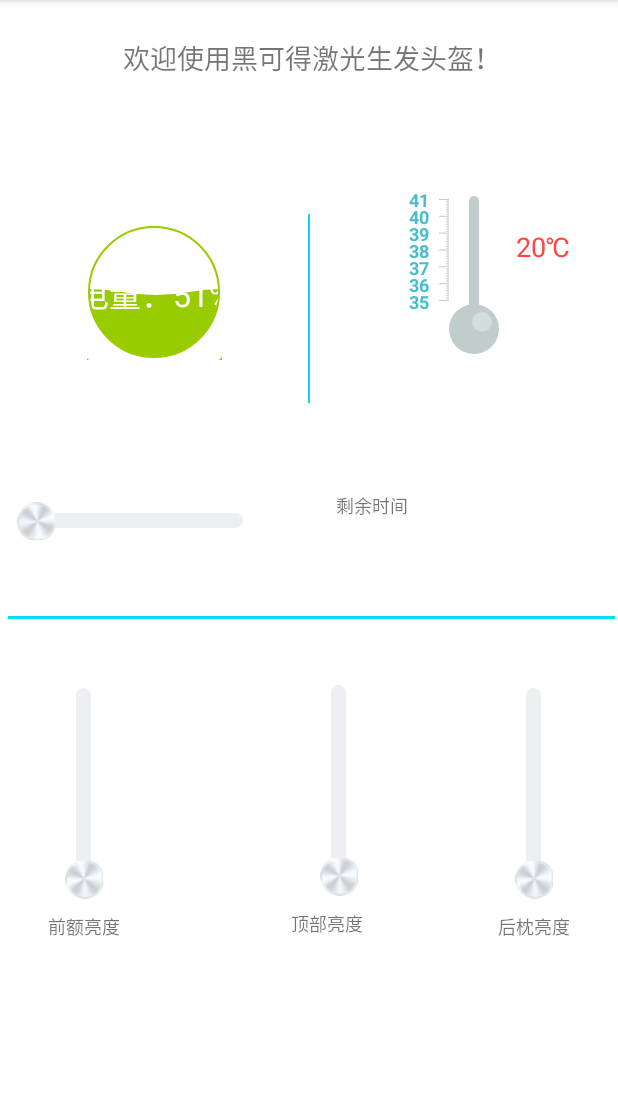
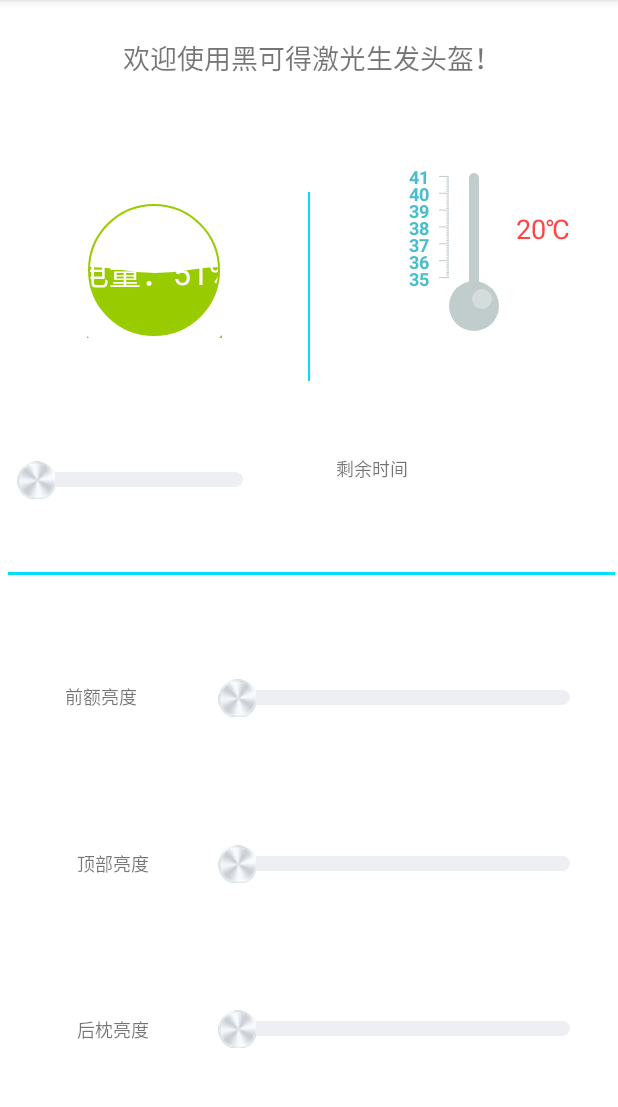
Before and after one commit to 3100702135/headcare, an Android app: the screen it shows after launch (MainActivity), on a phone screen of 412 x 824 dp, the part 84-1191 px from its top. Run offline under Robolectric (Android 15) with nearby library versions, the phone set to English and light mode, and no system bars.

Commit message:
亮度控制条横置
亮度控制条横置

```diff
--- a/app/src/main/java/com/example/administrator/headcare/MainActivity.java
+++ b/app/src/main/java/com/example/administrator/headcare/MainActivity.java
@@ -60,11 +60,17 @@ import java.util.Timer;
 import java.util.TimerTask;
 import java.util.UUID;
 
+import static com.example.administrator.headcare.util.BluetoothErrorCode.CONNET_DOING;
+import static com.example.administrator.headcare.util.BluetoothErrorCode.CONNET_FAILED;
+
 public class MainActivity extends AppCompatActivity
         implements NavigationView.OnNavigationItemSelectedListener {
+    private static  int blueFlushtFlag = 0;//蓝牙连接标志
+    private static  boolean findFlag = false;//发现蓝牙标志
+
     private String powerValue;//电量值
     private String temp;//温度值
-    private String timeMin;//剩余照射时间分钟
+    private String timeMin="";//剩余照射时间分钟
     private String timeSec;//剩余照射时间秒
     private String FLight;//设置的前照射亮度
     private String MLight;//设置的中射亮度
@@ -90,9 +96,9 @@ public class MainActivity extends AppCompatActivity
     private MyTempView mTempView;//动态温度计
     private Themometer mTView;//动态温度计
 
-    public  VerticalSeekBar verticalSeekbarF;//前额亮度控件
-    public  VerticalSeekBar verticalSeekbarM;//头顶亮度控件
-    public  VerticalSeekBar verticalSeekbarB;//后额亮度控件
+    public  SeekBar seekBarF;//前额亮度控件
+    public  SeekBar seekBarM;//头顶亮度控件
+    public  SeekBar seekBarB;//后额亮度控件
     private boolean run=false; //是否启动了
     private Context context;
 
@@ -129,9 +135,9 @@ public class MainActivity extends AppCompatActivity
         description = (TextView) findViewById(R.id.description);
         waveViewCircle = (LD_WaveView) findViewById(R.id.waveViewCircle);//电量显示控件
         textViewTime = findViewById(R.id.textViewTime);
-        verticalSeekbarF = (VerticalSeekBar) findViewById(R.id.verticalSeekbarF);//拿到前额控件实例
-        verticalSeekbarF.setMax(100);//为控件设置大小
-        verticalSeekbarF.setOnSeekBarChangeListener(new SeekBar.OnSeekBarChangeListener() {
+        seekBarF = (SeekBar) findViewById(R.id.seekBarF);//拿到前额控件实例
+        seekBarF.setMax(100);//为控件设置大小
+        seekBarF.setOnSeekBarChangeListener(new SeekBar.OnSeekBarChangeListener() {
             @Override
             public void onStopTrackingTouch(SeekBar seekBar) {
                 description.setText("亮度生效");
@@ -146,7 +152,7 @@ public class MainActivity extends AppCompatActivity
             public void onProgressChanged(SeekBar seekBar, int progress, boolean fromUser) {
                 if(progress==100)
                 {
-                    verticalSeekbarF.setProgress(99);
+                    seekBarF.setProgress(99);
                     progress=99;
                 }
                 description.setText("前额亮度：" + progress + "%");
@@ -155,9 +161,9 @@ public class MainActivity extends AppCompatActivity
             }
         });
 
-        verticalSeekbarM = (VerticalSeekBar) findViewById(R.id.verticalSeekbarT);//拿到前额控件实例
-        verticalSeekbarM.setMax(100);//为控件设置大小
-        verticalSeekbarM.setOnSeekBarChangeListener(new SeekBar.OnSeekBarChangeListener() {
+        seekBarM = (SeekBar) findViewById(R.id.seekBarM);//拿到前额控件实例
+        seekBarM.setMax(100);//为控件设置大小
+        seekBarM.setOnSeekBarChangeListener(new SeekBar.OnSeekBarChangeListener() {
             @Override
             public void onStopTrackingTouch(SeekBar seekBar) {
                 description.setText("亮度生效");
@@ -172,7 +178,7 @@ public class MainActivity extends AppCompatActivity
             public void onProgressChanged(SeekBar seekBar, int progress, boolean fromUser) {
                 if(progress==100)
                 {
-                    verticalSeekbarM.setProgress(99);
+                    seekBarM.setProgress(99);
                     progress=99;
                 }
                 description.setText("头顶亮度：" + progress + "%");
@@ -181,9 +187,9 @@ public class MainActivity extends AppCompatActivity
             }
         });
 
-        verticalSeekbarB = (VerticalSeekBar) findViewById(R.id.verticalSeekbarB);//拿到前额控件实例
-        verticalSeekbarB.setMax(100);//为控件设置大小
-        verticalSeekbarB.setOnSeekBarChangeListener(new SeekBar.OnSeekBarChangeListener() {
+        seekBarB = (SeekBar) findViewById(R.id.seekBarB);//拿到前额控件实例
+        seekBarB.setMax(100);//为控件设置大小
+        seekBarB.setOnSeekBarChangeListener(new SeekBar.OnSeekBarChangeListener() {
             @Override
             public void onStopTrackingTouch(SeekBar seekBar) {
                 description.setText("亮度生效");
@@ -198,7 +204,7 @@ public class MainActivity extends AppCompatActivity
             public void onProgressChanged(SeekBar seekBar, int progress, boolean fromUser) {
                 if(progress==100)
                 {
-                    verticalSeekbarB.setProgress(99);
+                    seekBarB.setProgress(99);
                     progress=99;
                 }
                 description.setText("后枕亮度：" + progress + "%");
@@ -224,13 +230,12 @@ public class MainActivity extends AppCompatActivity
 
             @Override
             public void onProgressChanged(SeekBar seekBar, int progress, boolean fromUser) {
-                if(progress==Integer.parseInt(timeMin))
+                if(timeMin!="" && progress==Integer.parseInt(timeMin))
                 {
                     return;
                 }
                 if(progress<10)
                 {
-                    verticalSeekbarB.setProgress(10);
                     progress=10;
                 }
                 description.setText("设置时间：" + progress + "分钟后，关闭灯光");
@@ -314,6 +319,7 @@ public class MainActivity extends AppCompatActivity
             if (null != boundedList) {
                 for (BluetoothDevice device : boundedList) {
                     if (device.getName().contains(mBluetoothManager.BLUETOOTH_SOCKET_NAME)) {
+                        findFlag=true;
                         mBluetoothManager.createConnection(device);
                         return;
                     }
@@ -324,6 +330,7 @@ public class MainActivity extends AppCompatActivity
             if (null != foundedList) {
                 for (BluetoothDevice device : foundedList) {
                     if (device.getName().contains(mBluetoothManager.BLUETOOTH_SOCKET_NAME)) {
+                        findFlag=true;
                         mBluetoothManager.createConnection(device);
                     }
                 }
@@ -403,40 +410,6 @@ public class MainActivity extends AppCompatActivity
         dialog.show();
     }
 
-
-//    private void  showChoose(final String items[])
-//    {
-////        final String items[] = {"我是Item一", "我是Item二", "我是Item三", "我是Item四"};
-//        HashMap<String, String> map = new HashMap<String, String>();
-//        AlertDialog dialog = new AlertDialog.Builder(this)
-////                .setIcon(R.mipmap.icon)//设置标题的图片
-//                .setTitle("已搜索到的蓝牙设备")//设置对话框的标题
-//                .setSingleChoiceItems(items, items.length-1, new DialogInterface.OnClickListener() {
-//                    @Override
-//                    public void onClick(DialogInterface dialog, int which) {
-//                        Toast.makeText(MainActivity.this, items[which], Toast.LENGTH_SHORT).show();
-//                    }
-//                })
-//                .setNegativeButton("取消", new DialogInterface.OnClickListener() {
-//                    @Override
-//                    public void onClick(DialogInterface dialog, int which) {
-//                        dialog.dismiss();
-//                    }
-//                })
-//                .setPositiveButton("确定", new DialogInterface.OnClickListener() {
-//                    @Override
-//                    public void onClick(DialogInterface dialog, int which) {
-//                        description.setText(items[which+1]);
-//                        clickAddress =blueMap.get(items[which+1]);
-//                        dialog.dismiss();
-//                        adapter.cancelDiscovery();
-//                        new BlueThread().start();
-//                    }
-//                }).create();
-//        dialog.show();
-//    }
-
-
     public IBluetoothEventHandler mBluetoothEventHandler = new IBluetoothEventHandler() {
 
         @Override
@@ -451,19 +424,18 @@ public class MainActivity extends AppCompatActivity
 
         @Override
         public void onDeviceFound(BluetoothDevice device) {
-
+            description.setText("未找到指定蓝牙设备！");
+            Toast.makeText(MainActivity.this, "未找到指定蓝牙设备！", Toast.LENGTH_SHORT).show();
         }
 
         @Override
         public void onClientSocketConnectResult(BluetoothDevice device, int resultCode) {
-            Log.d("TAG", "重新连接 " );
-            if (null == device || RESULT_SUCCESS != resultCode) {
-                blueFresh.setTitle("重新连接");
-            }
-            else
-            {
-                blueFresh.setTitle("已连接");
-            }
+            blueFlushtFlag = resultCode;
+            new Thread(){
+                public void run(){
+                    handler.post(runnableFlushUi);
+                }
+            }.start();
         }
 
         @Override
@@ -532,6 +504,33 @@ public class MainActivity extends AppCompatActivity
         }
     };
 
+
+    // 构建Runnable对象，在runnable中更新蓝牙按钮
+    Runnable   runnableFlushUi=new  Runnable(){
+        @Override
+        public void run() {
+            try{
+                if (blueFlushtFlag ==CONNET_DOING) {
+                    blueFresh.setTitle("连接中...");
+                }
+                else if (CONNET_FAILED == blueFlushtFlag) {
+                    blueFresh.setTitle("重新连接");
+                }
+                else
+                {
+                    blueFresh.setTitle("已连接");
+                }
+
+            }
+            catch (Exception e)
+            {
+                Log.d("TAG", "runnableUi()| runnableUi failed", e);
+            }
+
+        }
+
+    };
+
     // 构建Runnable对象，在runnable中更新界面
     Runnable   runnableUi=new  Runnable(){
         @Override
@@ -565,24 +564,24 @@ public class MainActivity extends AppCompatActivity
                     textViewTime.setText(strTime);
                     timeSec=null;
                 }
-//                if (FLight!=null && !FLight.equals("")) {
-//                    Toast.makeText(MainActivity.this, "同步前额亮度："+FLight+"%", Toast.LENGTH_SHORT).show();
-//                    description.setText("同步前额亮度：" + FLight + "%");
-//                    verticalSeekbarF.setProgress(Integer.parseInt(FLight));
-//                    FLight="";
-//                }
-//                if (MLight!=null && !MLight.equals("")) {
-//                    Toast.makeText(MainActivity.this, "同步顶部亮度："+MLight+"%", Toast.LENGTH_SHORT).show();
-//                    description.setText("同步顶部亮度：" + MLight + "%");
-//                    verticalSeekbarM.setProgress(Integer.parseInt(MLight));
-//                    MLight="";
-//                }
-//                if (BLight!=null && !BLight.equals("")) {
-//                    Toast.makeText(MainActivity.this, "同步后枕亮度："+BLight+"%", Toast.LENGTH_SHORT).show();
-//                    description.setText("同步前额亮度：" + BLight + "%");
-//                    verticalSeekbarB.setProgress(Integer.parseInt(BLight));
-//                    BLight="";
-//                }
+                if (FLight!=null && !FLight.equals("")) {
+                    Toast.makeText(MainActivity.this, "同步前额亮度："+FLight+"%", Toast.LENGTH_SHORT).show();
+                    description.setText("同步前额亮度：" + FLight + "%");
+                    seekBarF.setProgress(Integer.parseInt(FLight));
+                    FLight="";
+                }
+                if (MLight!=null && !MLight.equals("")) {
+                    Toast.makeText(MainActivity.this, "同步顶部亮度："+MLight+"%", Toast.LENGTH_SHORT).show();
+                    description.setText("同步顶部亮度：" + MLight + "%");
+                    seekBarM.setProgress(Integer.parseInt(MLight));
+                    MLight="";
+                }
+                if (BLight!=null && !BLight.equals("")) {
+                    Toast.makeText(MainActivity.this, "同步后枕亮度："+BLight+"%", Toast.LENGTH_SHORT).show();
+                    description.setText("同步前额亮度：" + BLight + "%");
+                    seekBarB.setProgress(Integer.parseInt(BLight));
+                    BLight="";
+                }
             }
             catch (Exception e)
             {
--- a/app/src/main/java/com/example/administrator/headcare/util/BluetoothErrorCode.java
+++ b/app/src/main/java/com/example/administrator/headcare/util/BluetoothErrorCode.java
@@ -6,4 +6,8 @@ public class BluetoothErrorCode {
     public static final int RESULT_ERROR = 1;
 
     public static final int RESULT_ERROR_NOT_SUPPORT = 101;
+
+    public static final int CONNET_FAILED = 0;
+    public static final int CONNET_SUCCESS = 1;
+    public static final int CONNET_DOING = -1;
 }
--- a/app/src/main/res/drawable-v21/seekbar_progress_drawable.xml
+++ b/app/src/main/res/drawable-v21/seekbar_progress_drawable.xml
@@ -18,7 +18,7 @@
         <clip>
             <shape>
                 <corners android:radius="5dp"/>
-                <solid android:color="#FD5655"/>
+                <solid android:color="#76EE00"/>
             </shape>
         </clip>
     </item>
--- a/app/src/main/res/layout/content_main.xml
+++ b/app/src/main/res/layout/content_main.xml
@@ -10,96 +10,105 @@
     tools:showIn="@layout/app_bar_main">
 
 
-    <com.example.administrator.headcare.util.VerticalSeekBar
-        android:id="@+id/verticalSeekbarB"
+    <SeekBar
+        android:id="@+id/seekBarF"
         style="@style/CustomSeekbarStyle"
-        android:layout_width="80dp"
-        android:layout_height="160dp"
+        android:layout_width="254dp"
+        android:layout_height="40dp"
+        android:layout_marginBottom="8dp"
         android:layout_marginEnd="16dp"
         android:layout_marginRight="16dp"
-        android:layout_marginTop="30dp"
+        android:layout_marginTop="8dp"
+        android:max="99"
+        app:layout_constraintBottom_toTopOf="@+id/seekBarM"
         app:layout_constraintEnd_toEndOf="parent"
-        app:layout_constraintTop_toBottomOf="@+id/textLine" />
+        app:layout_constraintTop_toBottomOf="@+id/textLine"
+        app:layout_constraintVertical_bias="0.74" />
 
-    <com.example.administrator.headcare.util.VerticalSeekBar
-        android:id="@+id/verticalSeekbarF"
+    <SeekBar
+        android:id="@+id/seekBarM"
         style="@style/CustomSeekbarStyle"
-        android:layout_width="80dp"
-        android:layout_height="160dp"
-        android:layout_marginLeft="16dp"
-        android:layout_marginStart="16dp"
-        android:layout_marginTop="30dp"
-        app:layout_constraintStart_toStartOf="parent"
-        app:layout_constraintTop_toBottomOf="@+id/textLine" />
+        android:layout_width="254dp"
+        android:layout_height="40dp"
+        android:layout_marginBottom="8dp"
+        android:layout_marginEnd="16dp"
+        android:layout_marginRight="16dp"
+        android:layout_marginTop="8dp"
+        android:max="99"
+        app:layout_constraintBottom_toTopOf="@+id/seekBarB"
+        app:layout_constraintEnd_toEndOf="parent"
+        app:layout_constraintTop_toBottomOf="@+id/seekBarF" />
 
-    <com.example.administrator.headcare.util.VerticalSeekBar
-        android:id="@+id/verticalSeekbarT"
+    <SeekBar
+        android:id="@+id/seekBarB"
         style="@style/CustomSeekbarStyle"
-        android:layout_width="80dp"
-        android:layout_height="160dp"
-        android:layout_marginEnd="50dp"
-        android:layout_marginLeft="50dp"
-        android:layout_marginRight="50dp"
-        android:layout_marginStart="50dp"
-        android:layout_marginTop="28dp"
-        app:layout_constraintEnd_toStartOf="@+id/verticalSeekbarB"
-        app:layout_constraintHorizontal_bias="1.0"
-        app:layout_constraintStart_toEndOf="@+id/verticalSeekbarF"
-        app:layout_constraintTop_toBottomOf="@+id/textLine" />
-
+        android:layout_width="254dp"
+        android:layout_height="40dp"
+        android:layout_marginBottom="8dp"
+        android:layout_marginEnd="16dp"
+        android:layout_marginRight="16dp"
+        android:layout_marginTop="8dp"
+        android:max="99"
+        app:layout_constraintBottom_toBottomOf="parent"
+        app:layout_constraintEnd_toEndOf="parent"
+        app:layout_constraintTop_toBottomOf="@+id/seekBarM" />
 
     <TextView
         android:id="@+id/textViewF"
         android:layout_width="80dp"
         android:layout_height="20dp"
         android:layout_marginBottom="8dp"
+        android:layout_marginEnd="8dp"
         android:layout_marginLeft="16dp"
+        android:layout_marginRight="8dp"
         android:layout_marginStart="16dp"
-        android:layout_marginTop="5dp"
+        android:layout_marginTop="4dp"
         android:gravity="center_vertical|center_horizontal|center"
         android:text="前额亮度"
         android:textSize="12sp"
-        app:layout_constraintBottom_toBottomOf="parent"
+        app:layout_constraintBottom_toTopOf="@+id/textViewT"
+        app:layout_constraintEnd_toStartOf="@+id/seekBarF"
+        app:layout_constraintHorizontal_bias="0.304"
         app:layout_constraintStart_toStartOf="parent"
-        app:layout_constraintTop_toBottomOf="@+id/verticalSeekbarF"
-        app:layout_constraintVertical_bias="0.0" />
+        app:layout_constraintTop_toBottomOf="@+id/textLine"
+        app:layout_constraintVertical_bias="0.45" />
 
     <TextView
         android:id="@+id/textViewT"
         android:layout_width="80dp"
         android:layout_height="20dp"
-        android:layout_marginBottom="8dp"
-        android:layout_marginEnd="50dp"
-        android:layout_marginLeft="50dp"
-        android:layout_marginRight="50dp"
-        android:layout_marginStart="50dp"
-        android:layout_marginTop="5dp"
+        android:layout_marginBottom="16dp"
+        android:layout_marginEnd="8dp"
+        android:layout_marginLeft="16dp"
+        android:layout_marginRight="8dp"
+        android:layout_marginStart="16dp"
+        android:layout_marginTop="16dp"
         android:gravity="center"
         android:text="顶部亮度"
         android:textColorLink="@android:color/holo_green_dark"
         android:textSize="12sp"
-        app:layout_constraintBottom_toBottomOf="parent"
-        app:layout_constraintEnd_toStartOf="@+id/textViewB"
-        app:layout_constraintHorizontal_bias="0.807"
-        app:layout_constraintStart_toEndOf="@+id/textViewF"
-        app:layout_constraintTop_toBottomOf="@+id/verticalSeekbarT"
-        app:layout_constraintVertical_bias="0.0" />
+        app:layout_constraintBottom_toTopOf="@+id/textViewB"
+        app:layout_constraintEnd_toStartOf="@+id/seekBarM"
+        app:layout_constraintStart_toStartOf="parent"
+        app:layout_constraintTop_toBottomOf="@+id/textViewF" />
 
     <TextView
         android:id="@+id/textViewB"
         android:layout_width="80dp"
         android:layout_height="20dp"
-        android:layout_marginBottom="8dp"
-        android:layout_marginEnd="16dp"
-        android:layout_marginRight="16dp"
-        android:layout_marginTop="5dp"
+        android:layout_marginBottom="4dp"
+        android:layout_marginEnd="8dp"
+        android:layout_marginLeft="16dp"
+        android:layout_marginRight="8dp"
+        android:layout_marginStart="16dp"
+        android:layout_marginTop="8dp"
         android:gravity="center"
         android:text="后枕亮度"
         android:textSize="12sp"
         app:layout_constraintBottom_toBottomOf="parent"
-        app:layout_constraintEnd_toEndOf="parent"
-        app:layout_constraintTop_toBottomOf="@+id/verticalSeekbarB"
-        app:layout_constraintVertical_bias="0.0" />
+        app:layout_constraintEnd_toStartOf="@+id/seekBarB"
+        app:layout_constraintStart_toStartOf="parent"
+        app:layout_constraintTop_toBottomOf="@+id/textViewT" />
 
     <TextView
         android:id="@+id/description"
@@ -155,7 +164,7 @@
         app:layout_constraintHorizontal_bias="0.0"
         app:layout_constraintStart_toStartOf="parent"
         app:layout_constraintTop_toTopOf="parent"
-        app:layout_constraintVertical_bias="0.537" />
+        app:layout_constraintVertical_bias="0.498" />
 
     <com.example.administrator.headcare.toolBars.LD_WaveView
         android:id="@+id/waveViewCircle"
```
Also changed, not shown: app/src/main/java/com/example/administrator/headcare/util/BluetoothManager.java (+31 -38 lines).
